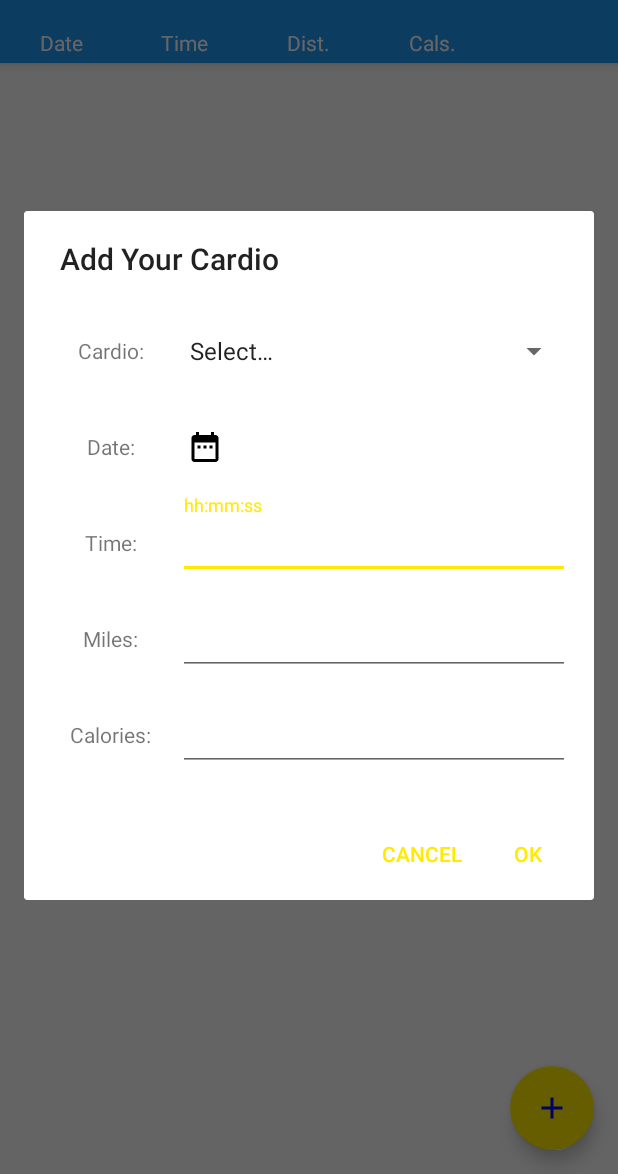
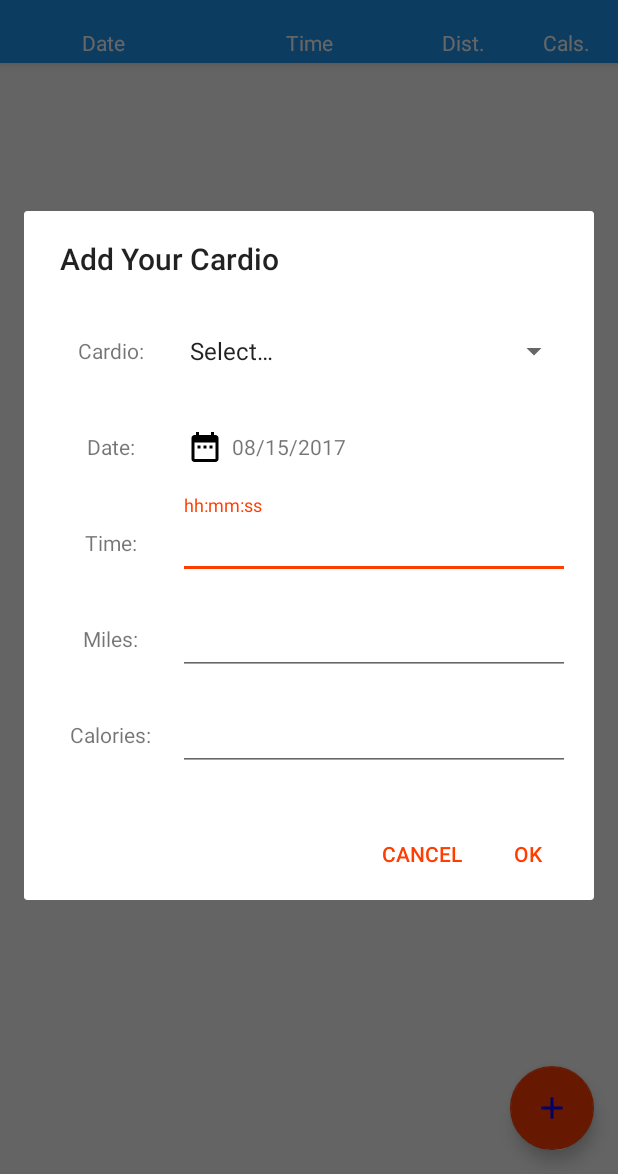
Before and after one commit to bjones598985/CardioKeeper, an Android app: the screen it shows after launch (MainActivity), after a tap on an icon or button, on a phone screen of 412 x 824 dp, the part 62-1236 px from its top. Run offline under Robolectric (Android 15) with nearby library versions, the phone set to English and light mode, and no system bars; our stand-ins replace EventBus, data binding.

Commit message:
fixed: if no calories input, will still function set default date to the current day set the selected cardio type to the last one recorded modified the main layout and list item layout to take out the 5 column until have icons and also the style.xml - still needs some work

```diff
--- a/app/src/main/java/com/bolyndevelopment/owner/runlogger2/DatabaseAccess.java
+++ b/app/src/main/java/com/bolyndevelopment/owner/runlogger2/DatabaseAccess.java
@@ -50,7 +50,11 @@ class DatabaseAccess {
         values.put(SQLDatabaseHelper.COL_DATE, data.get(0));
         values.put(SQLDatabaseHelper.COL_TIME, Long.parseLong(data.get(1)));
         values.put(SQLDatabaseHelper.COL_MILES, Float.parseFloat(data.get(2)));
-        values.put(SQLDatabaseHelper.COL_CALORIES, Integer.parseInt(data.get(3)));
+        if (!data.get(3).equals("")) {
+            values.put(SQLDatabaseHelper.COL_CALORIES, Integer.parseInt(data.get(3)));
+        } else {
+            values.put(SQLDatabaseHelper.COL_CALORIES, 0);
+        }
         values.put(SQLDatabaseHelper.COL_CARDIO_TYPE, data.get(4));
         return helper.getWritableDatabase().insert(SQLDatabaseHelper.DATA_TABLE, null, values);
     }
--- a/app/src/main/java/com/bolyndevelopment/owner/runlogger2/LogActivityDialogFragment.java
+++ b/app/src/main/java/com/bolyndevelopment/owner/runlogger2/LogActivityDialogFragment.java
@@ -27,8 +27,10 @@ import java.text.DateFormat;
 import java.text.ParseException;
 import java.text.SimpleDateFormat;
 import java.util.ArrayList;
+import java.util.Arrays;
 import java.util.Calendar;
 import java.util.Date;
+import java.util.List;
 import java.util.Locale;
 
 /**
@@ -49,6 +51,7 @@ public class LogActivityDialogFragment extends DialogFragment {
 
     @Override
     public Dialog onCreateDialog(Bundle savedInstanceState) {
+
         mListener = (LogActivityListener) getActivity();
         AlertDialog.Builder builder = new AlertDialog.Builder(getActivity());
         binding = DataBindingUtil.inflate(getActivity().getLayoutInflater(), R.layout.dialog_frag_layout, null, false);
@@ -59,6 +62,15 @@ public class LogActivityDialogFragment extends DialogFragment {
         adapter.setDropDownViewResource(android.R.layout.simple_spinner_dropdown_item);
         // Apply the adapter to the spinner
         binding.cardioTypeSpinner.setAdapter(adapter);
+        //set the cardio type to the last recorded one
+        final String type = getArguments().getString("type");
+        if (type != null) {
+            final List<String> list = Arrays.asList(getResources().getStringArray(R.array.cardio_types));
+            binding.cardioTypeSpinner.setSelection(list.indexOf(type));
+        }
+        //set the date to today, can change if want
+        String date = Utils.convertDateToString(new Date(), "MM/dd/yyyy");
+        binding.dateInput.setText(date);
         binding.datePickerButton.setOnClickListener(new View.OnClickListener() {
             @Override
             public void onClick(View v) {
--- a/app/src/main/java/com/bolyndevelopment/owner/runlogger2/MainActivity.java
+++ b/app/src/main/java/com/bolyndevelopment/owner/runlogger2/MainActivity.java
@@ -174,9 +174,9 @@ public class MainActivity extends AppCompatActivity implements LogActivityDialog
                         ListItem item = new ListItem();
                         //item.order = (int) id;
                         item.date = list.get(0);
-                        item.time = list.get(1);
+                        item.time = Utils.convertMillisToHms(Long.parseLong(list.get(1)));
                         item.distance = Float.parseFloat(list.get(2));
-                        item.calories = Integer.parseInt(list.get(3));
+                        item.calories = list.get(3).equals("") ? 0 : Integer.parseInt(list.get(3));
                         item.cType = list.get(4);
                         recordsList.add(item);
                         final int index = recordsList.indexOf(item);
@@ -199,7 +199,17 @@ public class MainActivity extends AppCompatActivity implements LogActivityDialog
     }
 
     public void showDialog() {
+        Cursor c = DatabaseAccess.getInstance().rawQuery("select date, cardio_type from Data limit 1", null);
+        c.moveToFirst();
+
+
+        Bundle b = new Bundle();
+        if (c.getCount() > 0) {
+            b.putString("type", c.getString(1));
+        }
+        c.close();
         final LogActivityDialogFragment frag = new LogActivityDialogFragment();
+        frag.setArguments(b);
         frag.show(getFragmentManager(), "dialog");
     }
 
--- a/app/src/main/res/layout/activity_main.xml
+++ b/app/src/main/res/layout/activity_main.xml
@@ -42,23 +42,30 @@
 
             <TextView
                 android:id="@+id/textView5"
-                style="@style/MainActivityTextViews"
                 android:layout_width="0dp"
                 android:layout_height="wrap_content"
+                android:layout_weight="1"
+                android:gravity="center"
+                android:padding="4dp"
+                android:textColor="@android:color/white"
                 android:text="@string/column_distance" />
 
             <TextView
                 android:id="@+id/textView6"
-                style="@style/MainActivityTextViews"
                 android:layout_width="0dp"
                 android:layout_height="wrap_content"
+                android:layout_weight="1"
+                android:gravity="center"
+                android:padding="4dp"
+                android:textColor="@android:color/white"
                 android:text="@string/column_calories" />
 
             <TextView
                 android:id="@+id/textView2"
                 style="@style/MainActivityTextViews"
                 android:layout_width="0dp"
-                android:layout_height="wrap_content" />
+                android:layout_height="wrap_content"
+                android:visibility="gone"/>
 
         </LinearLayout>
 
--- a/app/src/main/res/values/colors.xml
+++ b/app/src/main/res/values/colors.xml
@@ -2,5 +2,6 @@
 <resources>
     <color name="colorPrimary">#2196f3</color>
     <color name="colorPrimaryDark">#1565c0</color>
-    <color name="colorAccent">#ffea00</color>
+    <color name="colorAccent_alt">#ffea00</color>
+    <color name="colorAccent">#ff3d00</color>
 </resources>
--- a/app/src/main/res/values/styles.xml
+++ b/app/src/main/res/values/styles.xml
@@ -23,7 +23,7 @@
     </style>
 
     <style name="MainActivityTextViews" parent="AppTheme">
-        <item name="android:layout_weight">1</item>
+        <item name="android:layout_weight">2</item>
         <item name="android:gravity">center</item>
         <item name="android:padding">4dp</item>
 
```
Also changed, not shown: app/src/main/java/com/bolyndevelopment/owner/runlogger2/Utils.java (+0 -36 lines), app/src/main/res/layout/list_item_layout.xml (+4 -3 lines).
